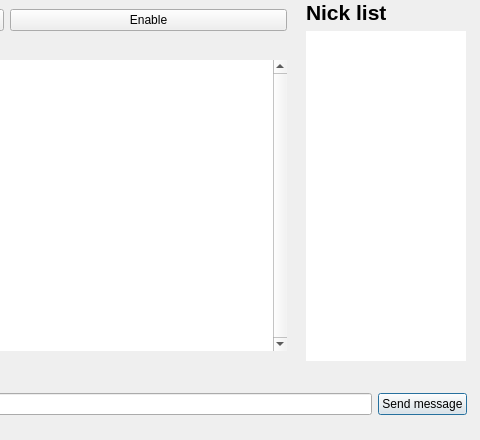
danfr/DNC, file client/view/mainWindow.ui: the form before one commit; both pictures show x 294 to 774 and y 100 to 540 of the 774 by 540 pixel window.
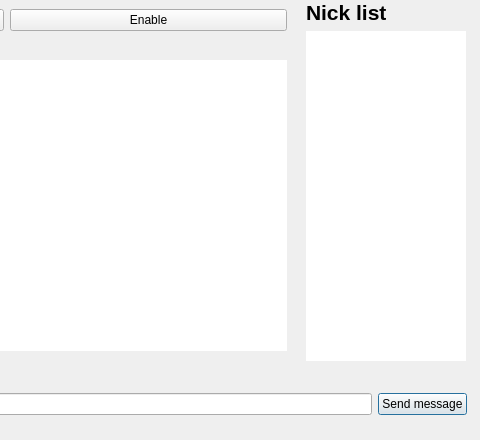
The form after the commit.

```diff
--- a/client/view/mainWindow.ui
+++ b/client/view/mainWindow.ui
@@ -202,7 +202,7 @@
     <enum>QFrame::NoFrame</enum>
    </property>
    <property name="verticalScrollBarPolicy">
-    <enum>Qt::ScrollBarAlwaysOn</enum>
+    <enum>Qt::ScrollBarAsNeeded</enum>
    </property>
    <property name="html">
     <string>&lt;!DOCTYPE HTML PUBLIC &quot;-//W3C//DTD HTML 4.0//EN&quot; &quot;http://www.w3.org/TR/REC-html40/strict.dtd&quot;&gt;
```
